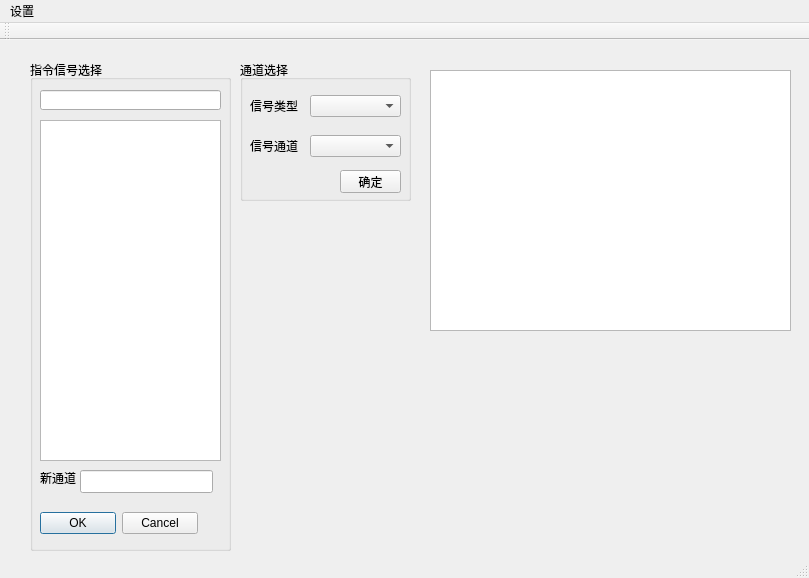
Before: the Qt Designer form cmdsimmw.ui in CarnationTL/cmd_sim, drawn with Qt 5.
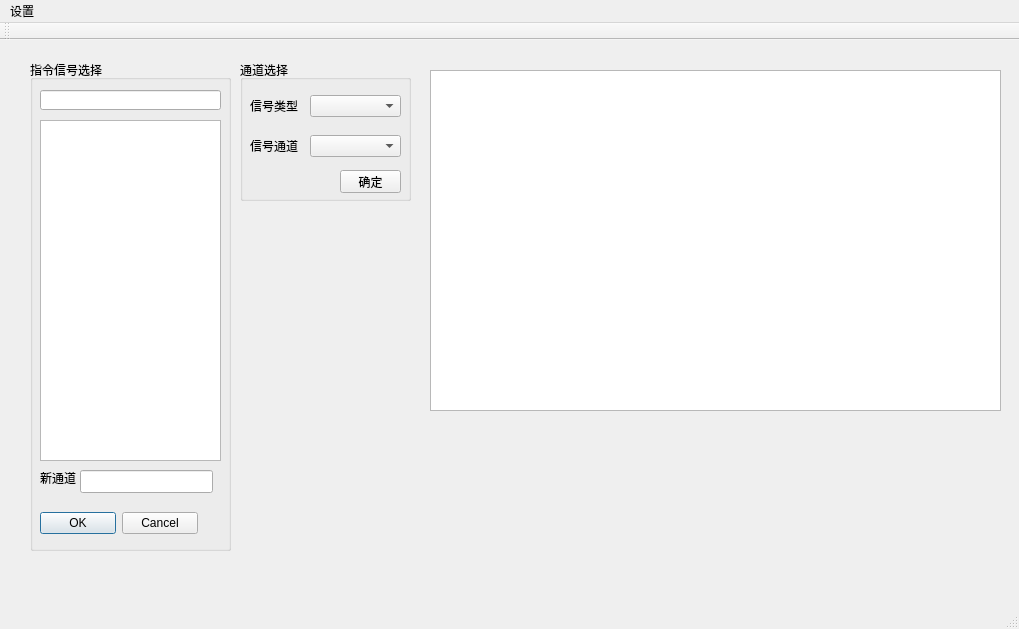
After: the same form once the commit is applied.

Patch:
```diff
--- a/cmdsimmw.ui
+++ b/cmdsimmw.ui
@@ -6,8 +6,8 @@
    <rect>
     <x>0</x>
     <y>0</y>
-    <width>809</width>
-    <height>578</height>
+    <width>1019</width>
+    <height>629</height>
    </rect>
   </property>
   <property name="windowTitle">
@@ -217,10 +217,19 @@
      <rect>
       <x>430</x>
       <y>30</y>
-      <width>361</width>
-      <height>261</height>
+      <width>571</width>
+      <height>341</height>
      </rect>
     </property>
+    <property name="styleSheet">
+     <string notr="true">font: 9pt &quot;微软雅黑&quot;;</string>
+    </property>
+    <property name="frameShape">
+     <enum>QFrame::StyledPanel</enum>
+    </property>
+    <property name="frameShadow">
+     <enum>QFrame::Sunken</enum>
+    </property>
    </widget>
    <zorder>groupBox</zorder>
    <zorder>gBox_sig_sel</zorder>
@@ -232,7 +241,7 @@
     <rect>
      <x>0</x>
      <y>0</y>
-     <width>809</width>
+     <width>1019</width>
      <height>22</height>
     </rect>
    </property>
```
Left out of the diff: 6 changed lines with no effect on the pictures.
